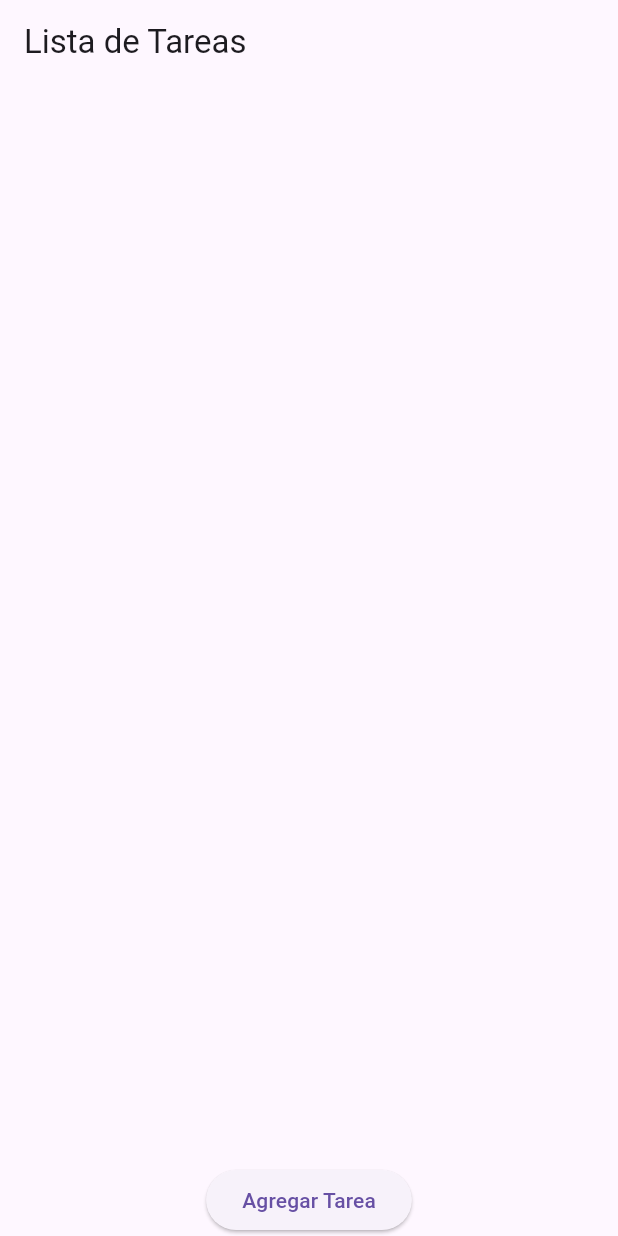
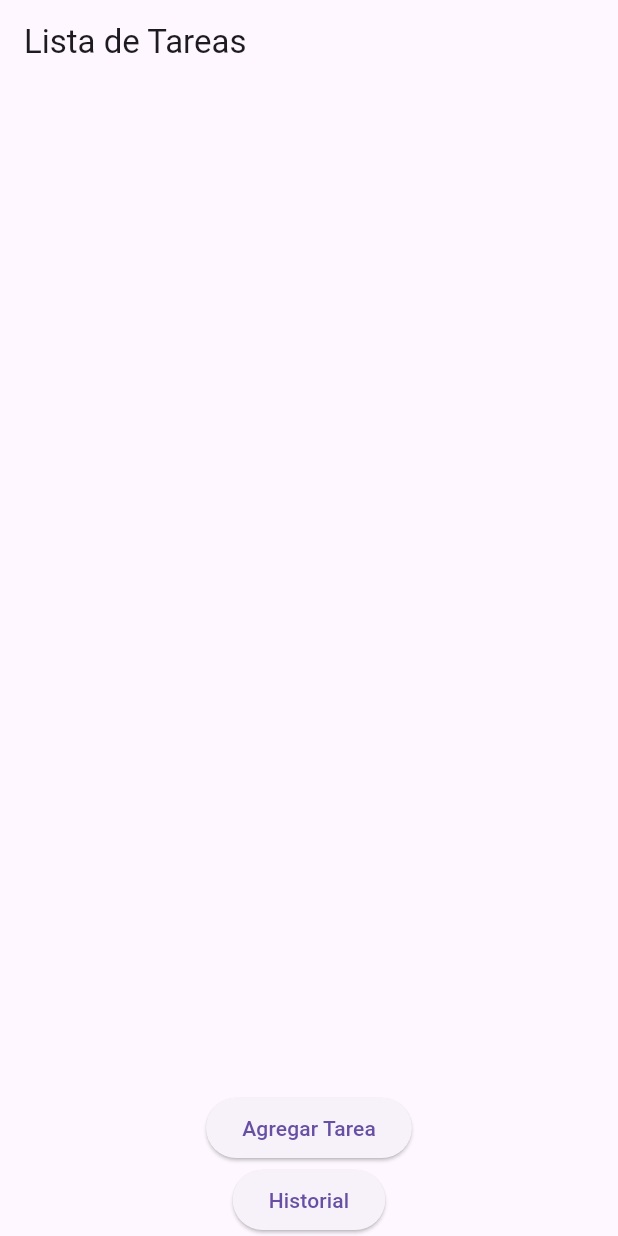
Before and after one commit to jorgemesa19/app_lista_tareas, a Flutter app: the screen it shows after launch, on a phone screen of 412 x 824 dp. Run offline on Flutter 3.47's test engine with Material 3 defaults, Android fonts, the phone set to English and light mode, and no system bars.

Commit message:
Se agregó un historial para las tareas completadas y eliminadas

```diff
--- a/lib/main.dart
+++ b/lib/main.dart
@@ -1,5 +1,6 @@
 import 'package:flutter/material.dart';
 import 'package:app_lista_tareas/screens/home_screen.dart'; // Importa la pantalla HomeScreen aquí
+import 'package:app_lista_tareas/screens/history_screen.dart'; // Importa la pantalla HistoryScreen aquí
 
 void main() {
   runApp(MyApp());
@@ -14,7 +15,11 @@ class MyApp extends StatelessWidget {
         primarySwatch: Colors.blue,
         visualDensity: VisualDensity.adaptivePlatformDensity,
       ),
-      home: HomeScreen(), // Define HomeScreen como la pantalla inicial de la aplicación
+      initialRoute: '/', // Ruta inicial
+      routes: {
+        '/': (context) => HomeScreen(),
+        '/history': (context) => HistoryScreen(tasks: [], deletedTasks: []), // Pasar una lista vacía de tareas como argumento inicial
+      },
     );
   }
 }
--- a/lib/screens/home_screen.dart
+++ b/lib/screens/home_screen.dart
@@ -2,6 +2,7 @@ import 'package:flutter/material.dart';
 import 'package:app_lista_tareas/widgets/task_list_tile.dart';
 import 'package:app_lista_tareas/models/task.dart';
 import 'package:app_lista_tareas/widgets/add_task_dialog.dart';
+import 'package:app_lista_tareas/screens/history_screen.dart';
 
 class HomeScreen extends StatefulWidget {
   @override
@@ -10,6 +11,7 @@ class HomeScreen extends StatefulWidget {
 
 class _HomeScreenState extends State<HomeScreen> {
   List<Task> tasks = []; // Define una lista de tareas aquí
+  List<Task> deletedTasks = []; // Lista para tareas eliminadas
 
   @override
   Widget build(BuildContext context) {
@@ -33,6 +35,7 @@ class _HomeScreenState extends State<HomeScreen> {
                   },
                   onDelete: () {
                     setState(() {
+                      deletedTasks.add(tasks[index]); // Agregar la tarea eliminada a la lista de tareas eliminadas
                       tasks.removeAt(index);
                     });
                   },
@@ -46,6 +49,12 @@ class _HomeScreenState extends State<HomeScreen> {
               _showAddTask(context); // Llama a la función para mostrar el diálogo de agregar tarea
             },
             child: Text('Agregar Tarea'),
+          ),
+          ElevatedButton(
+            onPressed: () {
+              Navigator.push(context, MaterialPageRoute(builder: (context) => HistoryScreen(tasks: tasks, deletedTasks: deletedTasks)));
+            },
+            child: Text('Historial'),
           ),
         ],
       ),
```
Also changed, not shown: lib/screens/history_screen.dart (added, +62 -0 lines).
